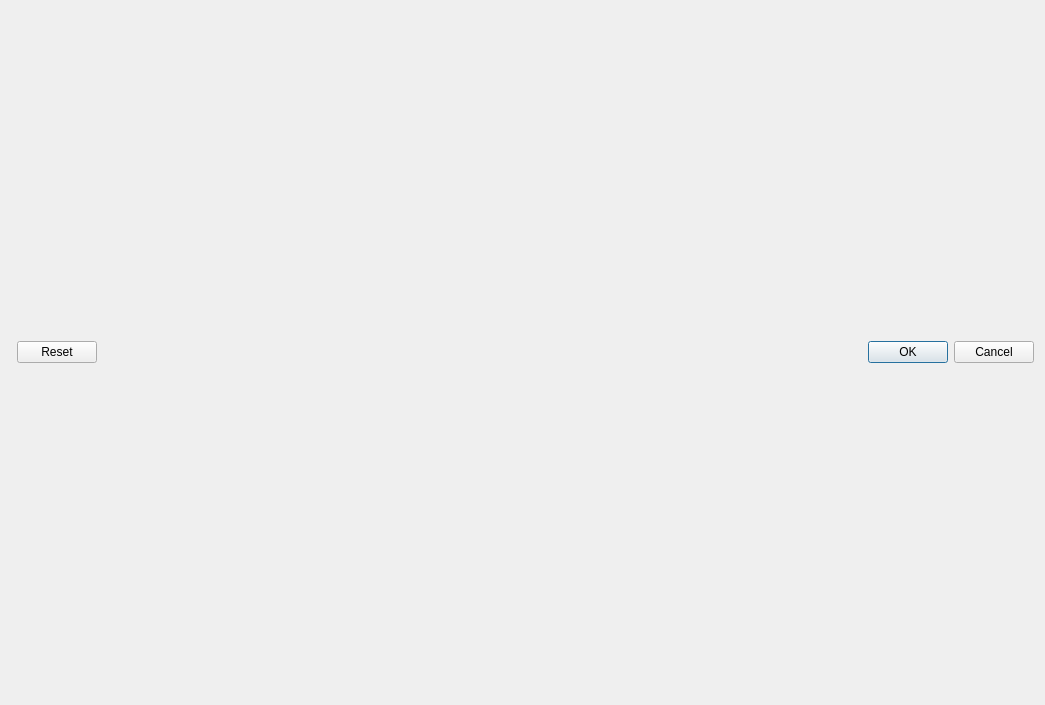
First picture: the form in Molonaviz/src/molonaviz/frontend/ui/dialogSelectPoints.ui, repository flipoyo/MOLONARI1D, before the edit.
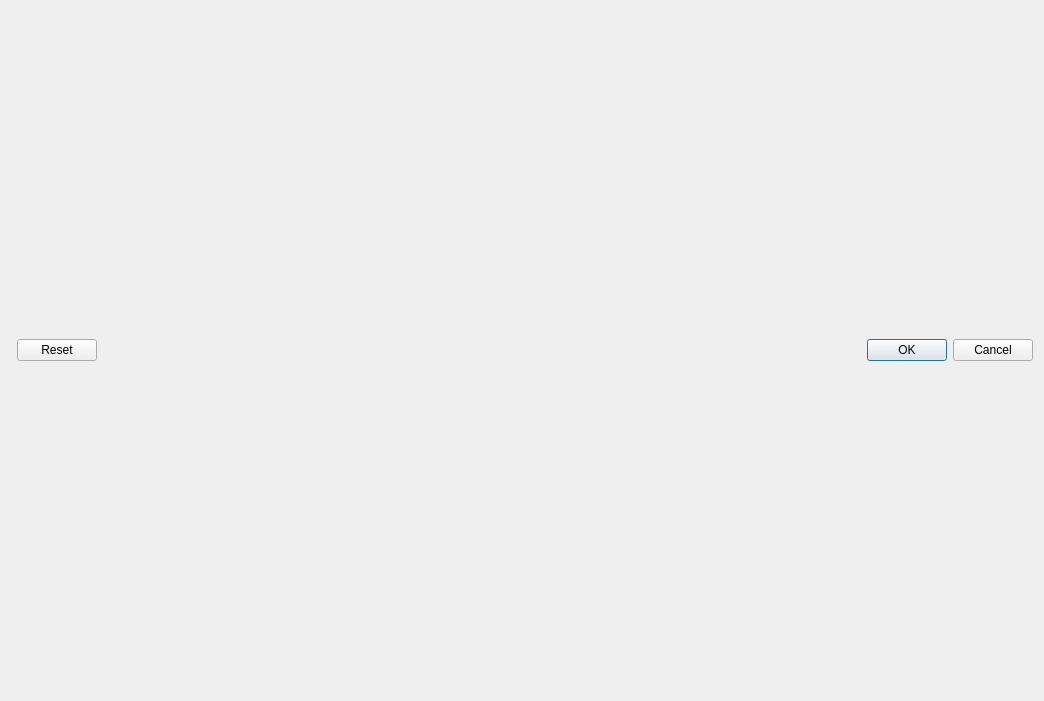
Second picture: the form after the edit.

Patch:
```diff
--- a/Molonaviz/src/molonaviz/frontend/ui/dialogSelectPoints.ui
+++ b/Molonaviz/src/molonaviz/frontend/ui/dialogSelectPoints.ui
@@ -6,8 +6,8 @@
    <rect>
     <x>0</x>
     <y>0</y>
-    <width>1045</width>
-    <height>705</height>
+    <width>1044</width>
+    <height>701</height>
    </rect>
   </property>
   <property name="windowTitle">
```
